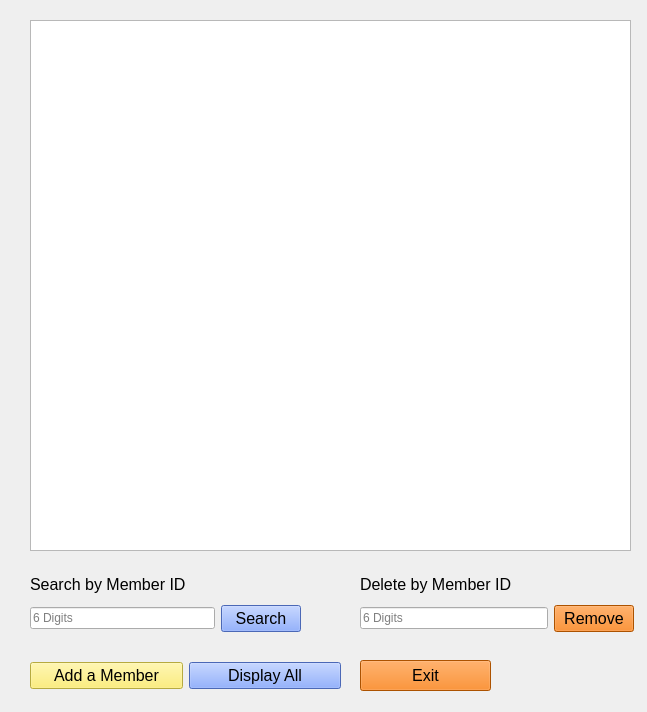
P4TOO/BulkClub-System, file managemembers.ui: the form before one commit.
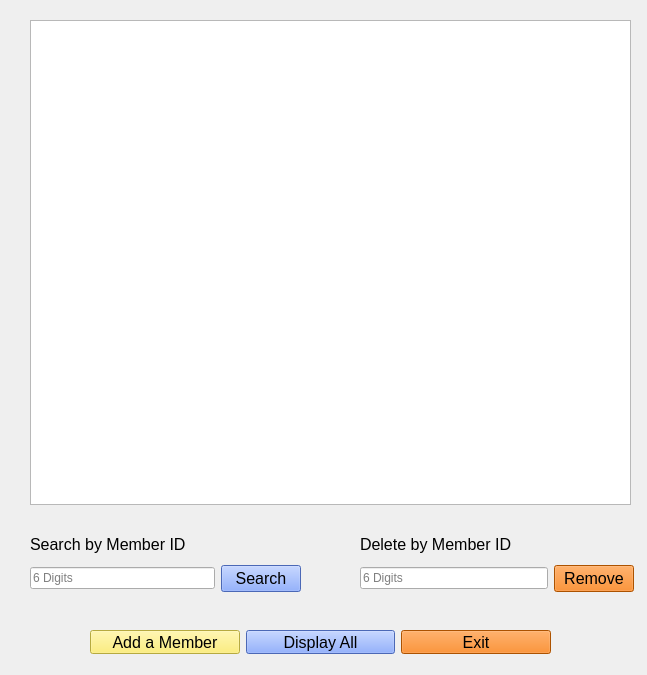
The form after the commit.

```diff
--- a/managemembers.ui
+++ b/managemembers.ui
@@ -7,7 +7,7 @@
     <x>0</x>
     <y>0</y>
     <width>647</width>
-    <height>712</height>
+    <height>675</height>
    </rect>
   </property>
   <property name="windowTitle">
@@ -19,7 +19,7 @@
      <x>30</x>
      <y>20</y>
      <width>601</width>
-     <height>531</height>
+     <height>485</height>
     </rect>
    </property>
   </widget>
@@ -27,7 +27,7 @@
    <property name="geometry">
     <rect>
      <x>360</x>
-     <y>570</y>
+     <y>530</y>
      <width>274</width>
      <height>62</height>
     </rect>
@@ -77,7 +77,7 @@
    <property name="geometry">
     <rect>
      <x>30</x>
-     <y>570</y>
+     <y>530</y>
      <width>271</width>
      <height>62</height>
     </rect>
@@ -123,13 +123,13 @@
     </item>
    </layout>
   </widget>
-  <widget class="QWidget" name="layoutWidget">
+  <widget class="QWidget" name="">
    <property name="geometry">
     <rect>
-     <x>30</x>
-     <y>660</y>
-     <width>311</width>
-     <height>32</height>
+     <x>90</x>
+     <y>630</y>
+     <width>461</width>
+     <height>24</height>
     </rect>
    </property>
    <layout class="QHBoxLayout" name="horizontalLayout_3">
@@ -163,17 +163,8 @@
       </property>
      </widget>
     </item>
-   </layout>
-  </widget>
+    <item>
   <widget class="QPushButton" name="ExitButton">
-   <property name="geometry">
-    <rect>
-     <x>360</x>
-     <y>660</y>
-     <width>131</width>
-     <height>31</height>
-    </rect>
-   </property>
    <property name="font">
     <font>
      <pointsize>12</pointsize>
@@ -185,6 +176,9 @@
    <property name="text">
     <string>Exit</string>
    </property>
+     </widget>
+    </item>
+   </layout>
   </widget>
  </widget>
  <resources/>
```
Lines whose indentation alone changed are shown as unchanged.
